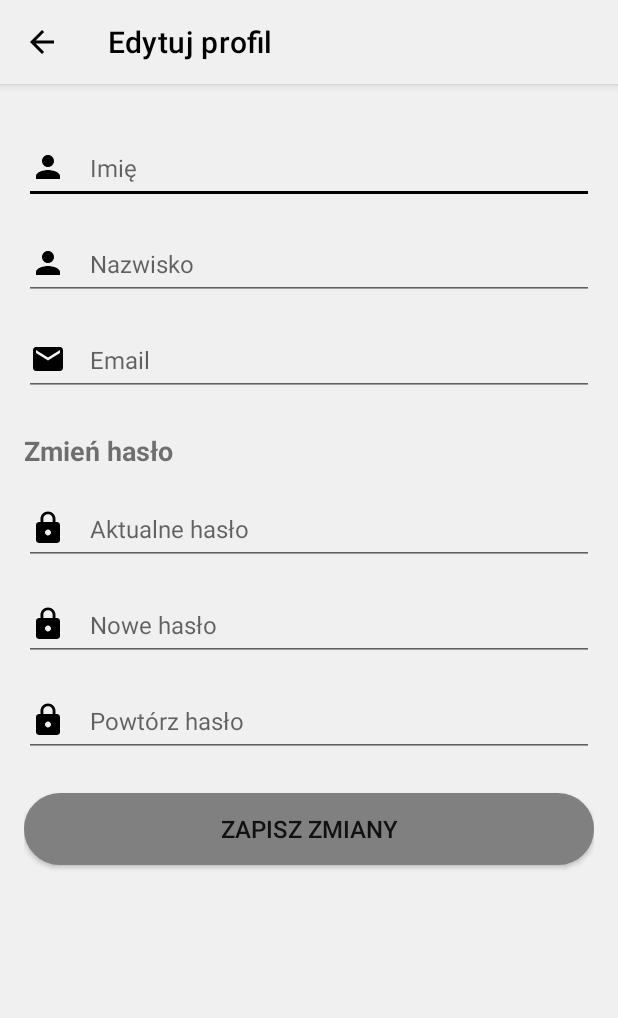
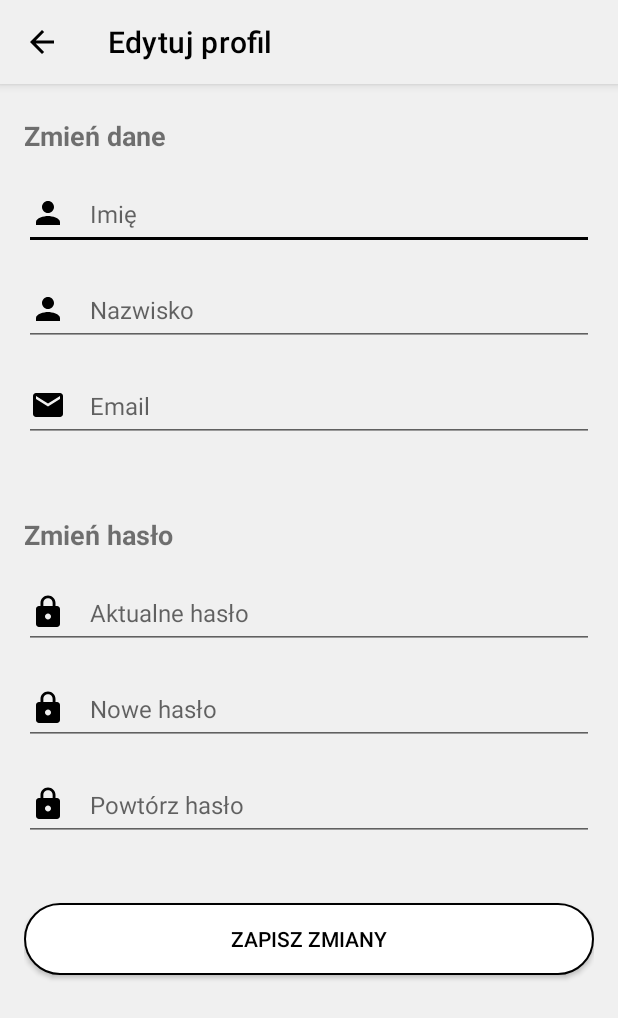
Before and after one commit to LukaszWoloszyn/mushroomApp, an Android app built with Jetpack Compose: the EditProfileActivity screen opened directly, with no data from a screen before it, on a phone screen of 412 x 824 dp. Shown: the top 1018 px of the screen. Run offline under Robolectric (Android 15) with nearby library versions, the phone set to English and light mode, and no system bars; network calls fail.

Commit message:
Aktualizacja widoków

```diff
--- a/app/src/main/java/com/example/mushroomapp/ClassificationHistoryAdapter.kt
+++ b/app/src/main/java/com/example/mushroomapp/ClassificationHistoryAdapter.kt
@@ -44,7 +44,8 @@ class ClassificationHistoryAdapter(
         }
 
         // Set result text
-        holder.historyResult.text = item.result
+        val firstLine = item.result.split("\n").firstOrNull() ?: item.result
+        holder.historyResult.text = firstLine
 
         // Format and set date
         val dateFormat = SimpleDateFormat("dd.MM.yyyy, HH:mm", Locale.getDefault())
--- /dev/null
+++ b/app/src/main/res/drawable/baseline_history_24.xml
@@ -0,0 +1,5 @@
+<vector xmlns:android="http://schemas.android.com/apk/res/android" android:height="24dp" android:tint="#000000" android:viewportHeight="24" android:viewportWidth="24" android:width="24dp">
+
+    <path android:fillColor="@android:color/white" android:pathData="M13,3c-4.97,0 -9,4.03 -9,9L1,12l3.89,3.89 0.07,0.14L9,12L6,12c0,-3.87 3.13,-7 7,-7s7,3.13 7,7 -3.13,7 -7,7c-1.93,0 -3.68,-0.79 -4.94,-2.06l-1.42,1.42C8.27,19.99 10.51,21 13,21c4.97,0 9,-4.03 9,-9s-4.03,-9 -9,-9zM12,8v5l4.28,2.54 0.72,-1.21 -3.5,-2.08L13.5,8L12,8z"/>
+
+</vector>
--- /dev/null
+++ b/app/src/main/res/drawable/sharp_trophy_24.xml
@@ -0,0 +1,5 @@
+<vector xmlns:android="http://schemas.android.com/apk/res/android" android:height="24dp" android:tint="#000000" android:viewportHeight="960" android:viewportWidth="960" android:width="24dp">
+
+    <path android:fillColor="@android:color/white" android:pathData="M280,840L280,760L440,760L440,636Q391,625 352.5,594.5Q314,564 296,518Q221,509 170.5,452.5Q120,396 120,320L120,200L280,200L280,120L680,120L680,200L840,200L840,320Q840,396 789.5,452.5Q739,509 664,518Q646,564 607.5,594.5Q569,625 520,636L520,760L680,760L680,840L280,840ZM280,432L280,280L200,280L200,320Q200,358 222,388.5Q244,419 280,432ZM480,560Q530,560 565,525Q600,490 600,440L600,200L360,200L360,440Q360,490 395,525Q430,560 480,560ZM680,432Q716,419 738,388.5Q760,358 760,320L760,280L680,280L680,432ZM480,380Q480,380 480,380Q480,380 480,380L480,380L480,380L480,380Q480,380 480,380Q480,380 480,380Z"/>
+
+</vector>
--- a/app/src/main/res/layout/activity_edit_profile.xml
+++ b/app/src/main/res/layout/activity_edit_profile.xml
@@ -31,13 +31,22 @@
             android:orientation="vertical"
             android:padding="16dp">
 
+            <TextView
+                android:id="@+id/change_personal_data_label"
+                android:layout_width="match_parent"
+                android:layout_height="wrap_content"
+                android:text="Zmień dane"
+                android:textSize="18sp"
+                android:textStyle="bold"
+                android:layout_marginTop="6dp" />
+
             <!-- Imię -->
             <EditText
                 android:id="@+id/name_input"
                 android:layout_width="match_parent"
                 android:layout_height="wrap_content"
                 android:layout_marginTop="@dimen/margin_medium"
-                android:autofillHints="password"
+                android:autofillHints="name"
                 android:drawableStart="@drawable/baseline_person_24"
                 android:drawablePadding="@dimen/margin_medium"
                 android:hint="Imię"
@@ -65,13 +74,20 @@
                 android:layout_width="match_parent"
                 android:layout_height="wrap_content"
                 android:layout_marginTop="@dimen/margin_medium"
-                android:autofillHints="password"
+                android:autofillHints="email"
                 android:drawableStart="@drawable/baseline_email_24"
                 android:drawablePadding="@dimen/margin_medium"
                 android:hint="Email"
                 android:inputType="text"
                 android:minHeight="@dimen/input_min_height"
                 android:textSize="@dimen/text_medium" />
+
+            <View
+                android:layout_width="match_parent"
+                android:layout_height="1dp"
+                android:layout_marginTop="16dp"
+                android:layout_marginBottom="8dp"
+                android:background="@color/light_gray" />
 
             <!-- Sekcja zmiany hasła -->
             <TextView
@@ -124,25 +140,23 @@
                 android:inputType="textPassword"
                 android:minHeight="@dimen/input_min_height"
                 android:textSize="@dimen/text_medium" />
+            <View
+                android:layout_width="match_parent"
+                android:layout_height="1dp"
+                android:layout_marginTop="16dp"
+                android:layout_marginBottom="8dp"
+                android:background="@color/light_gray" />
 
             <!-- Przycisk zapisz zmiany -->
-
             <androidx.appcompat.widget.AppCompatButton
                 android:id="@+id/save_button"
                 android:layout_width="match_parent"
                 android:layout_height="wrap_content"
-                android:layout_marginTop="@dimen/margin_large"
+                android:textColor="@color/black"
                 android:background="@drawable/login_btn"
-                android:backgroundTint="@color/gray"
-                android:minWidth="@dimen/button_min_width"
-                android:minHeight="@dimen/button_min_height"
-                android:paddingStart="@dimen/margin_medium"
-                android:paddingEnd="@dimen/margin_medium"
-                android:text="Zapisz zmiany"
-                android:textSize="@dimen/text_medium"
-                app:layout_constraintEnd_toEndOf="parent"
-                app:layout_constraintStart_toStartOf="parent"
-                app:layout_constraintTop_toBottomOf="@+id/password" />
+                android:layout_marginTop="16dp"
+                android:layout_marginBottom="16dp"
+                android:text="Zapisz zmiany" />
         </LinearLayout>
     </ScrollView>
 </androidx.coordinatorlayout.widget.CoordinatorLayout>
--- a/app/src/main/res/layout/activity_main.xml
+++ b/app/src/main/res/layout/activity_main.xml
@@ -79,7 +79,7 @@
                             android:layout_width="match_parent"
                             android:layout_height="wrap_content"
                             android:textSize="16sp"
-                            android:textStyle="italic"
+                            android:textStyle="bold|italic"
                             android:layout_marginTop="8dp"/>
 
                         <TextView
--- a/app/src/main/res/layout/activity_profile.xml
+++ b/app/src/main/res/layout/activity_profile.xml
@@ -130,7 +130,7 @@
                         <ImageView
                             android:layout_width="24dp"
                             android:layout_height="24dp"
-                            android:src="@drawable/baseline_email_24"
+                            android:src="@drawable/sharp_trophy_24"
                             app:tint="@color/black" />
 
                         <TextView
@@ -167,7 +167,7 @@
                         <ImageView
                             android:layout_width="24dp"
                             android:layout_height="24dp"
-                            android:src="@drawable/baseline_email_24"
+                            android:src="@drawable/baseline_history_24"
                             app:tint="@color/black" />
 
                         <TextView
--- a/app/src/main/res/layout/activity_trip_details.xml
+++ b/app/src/main/res/layout/activity_trip_details.xml
@@ -179,7 +179,8 @@
                     android:text="Edytuj"
                     android:textColor="@color/black"
                     android:textSize="@dimen/text_medium"
-                    android:minHeight="@dimen/button_min_height"/>
+                    android:minHeight="@dimen/button_min_height"
+                    android:layout_marginRight="5dp"/>
 
                 <androidx.appcompat.widget.AppCompatButton
                     android:id="@+id/delete_trip_button"
@@ -190,7 +191,8 @@
                     android:background="@drawable/login_btn"
                     android:backgroundTint="#F44336"
                     android:textColor="@color/white"
-                    android:minHeight="@dimen/button_min_height"/>
+                    android:minHeight="@dimen/button_min_height"
+                    android:layout_marginLeft="5dp"/>
             </LinearLayout>
         </LinearLayout>
     </ScrollView>
--- a/app/src/main/res/layout/activity_trips_list.xml
+++ b/app/src/main/res/layout/activity_trips_list.xml
@@ -46,6 +46,6 @@
         android:layout_margin="16dp"
         android:contentDescription="Dodaj wyprawę"
         android:src="@drawable/baseline_add_24"
-        app:backgroundTint="@color/bc1"
+        app:backgroundTint="@color/gray"
         app:tint="@color/white" />
 </androidx.coordinatorlayout.widget.CoordinatorLayout>
--- a/app/src/main/res/values/colors.xml
+++ b/app/src/main/res/values/colors.xml
@@ -7,6 +7,7 @@
     <color name="teal_700">#FF018786</color>
     <color name="black">#FF000000</color>
     <color name="white">#FFFFFFFF</color>
+    <color name="red">#FF0000</color>
     <color name="light_gray">#F0F0F0</color>
     <color name="dark_gray">#333333</color>
     <color name="primary_color">#6200EE</color>
@@ -15,5 +16,6 @@
     <color name="lavender">#8692f7</color>
     <color name="gray">#808080</color>
     <color name="splash_green">#4CAF50</color>
+    <color name="green">#04B30E</color>
 
 </resources>
--- a/app/src/main/res/values/styles.xml
+++ b/app/src/main/res/values/styles.xml
@@ -1,7 +1,7 @@
 <resources>
     <style name="Theme.MushroomApp" parent="Theme.MaterialComponents.Light.NoActionBar">
         <item name="colorPrimary">@color/white</item>
-        <item name="colorPrimaryDark">@color/purple_700</item>
+        <item name="colorPrimaryDark">@color/black</item>
         <item name="colorAccent">@color/black</item>
         <item name="android:windowBackground">@color/white</item> <!-- Normalne białe tło -->
     </style>
```
Also changed, not shown: app/src/main/java/com/example/mushroomapp/MainActivity.kt (+2 -2 lines), app/src/main/java/com/example/mushroomapp/MushroomDetailsActivity.kt (+34 -7 lines), app/src/main/res/layout/activity_add_edit_trip.xml (+36 -5 lines), app/src/main/res/layout/activity_mushroom_details.xml (+24 -9 lines), 1 other file.
